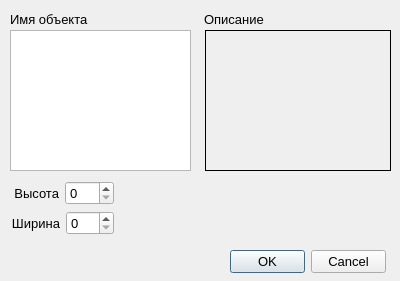
Before: the Qt Designer form RC/toppropertydialog.ui in graf-abolmasov/PGraph, drawn with Qt 5.
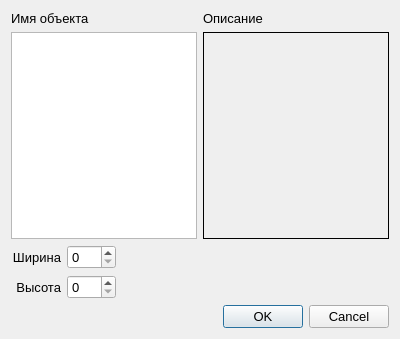
After: the same form once the commit is applied. Icons and pictures are not drawn.

Commit message:
! Важное изменение алгоритма создания актора на основе базового модуля. ! Изменена структура БД: добавлено поле nev в таблицу databaz. Добавлены скрипты автоматического заполнения БД. ! Отредактированы все формы с использованием layouts везде, где необходимо.
* Исправлена ошибка при создании редактора массива.

```diff
--- a/RC/toppropertydialog.ui
+++ b/RC/toppropertydialog.ui
@@ -7,19 +7,19 @@
     <x>0</x>
     <y>0</y>
     <width>400</width>
-    <height>281</height>
+    <height>339</height>
    </rect>
   </property>
   <property name="minimumSize">
    <size>
     <width>400</width>
-    <height>281</height>
+    <height>300</height>
    </size>
   </property>
   <property name="maximumSize">
    <size>
-    <width>400</width>
-    <height>281</height>
+    <width>800</width>
+    <height>600</height>
    </size>
   </property>
   <property name="font">
@@ -34,30 +34,45 @@
    <iconset resource="resources.qrc">
     <normaloff>:/images/G.png</normaloff>:/images/G.png</iconset>
   </property>
-  <widget class="QDialogButtonBox" name="buttonBox">
-   <property name="geometry">
-    <rect>
-     <x>230</x>
-     <y>250</y>
-     <width>156</width>
-     <height>24</height>
-    </rect>
-   </property>
-   <property name="orientation">
-    <enum>Qt::Horizontal</enum>
-   </property>
-   <property name="standardButtons">
-    <set>QDialogButtonBox::Cancel|QDialogButtonBox::Ok</set>
-   </property>
-  </widget>
+  <layout class="QVBoxLayout" name="verticalLayout_2">
+   <item>
+    <layout class="QGridLayout" name="gridLayout" columnstretch="50,50">
+     <item row="0" column="0">
+      <widget class="QLabel" name="label">
+       <property name="font">
+        <font>
+         <pointsize>10</pointsize>
+        </font>
+       </property>
+       <property name="text">
+        <string>Имя объекта</string>
+       </property>
+      </widget>
+     </item>
+     <item row="0" column="1">
+      <widget class="QLabel" name="label_2">
+       <property name="text">
+        <string>Описание</string>
+       </property>
+      </widget>
+     </item>
+     <item row="1" column="0">
+      <widget class="QListWidget" name="actorsListWidget">
+       <property name="sizePolicy">
+        <sizepolicy hsizetype="Expanding" vsizetype="Expanding">
+         <horstretch>0</horstretch>
+         <verstretch>0</verstretch>
+        </sizepolicy>
+       </property>
+      </widget>
+     </item>
+     <item row="1" column="1">
   <widget class="QLabel" name="descriptionLbl">
-   <property name="geometry">
-    <rect>
-     <x>205</x>
-     <y>30</y>
-     <width>186</width>
-     <height>141</height>
-    </rect>
+       <property name="sizePolicy">
+        <sizepolicy hsizetype="Expanding" vsizetype="Expanding">
+         <horstretch>0</horstretch>
+         <verstretch>0</verstretch>
+        </sizepolicy>
    </property>
    <property name="frameShape">
     <enum>QFrame::Box</enum>
@@ -78,76 +93,13 @@
     <set>Qt::NoTextInteraction</set>
    </property>
   </widget>
-  <widget class="QListWidget" name="actorsListWidget">
-   <property name="geometry">
-    <rect>
-     <x>10</x>
-     <y>30</y>
-     <width>181</width>
-     <height>141</height>
-    </rect>
-   </property>
-  </widget>
-  <widget class="QWidget" name="layoutWidget">
-   <property name="geometry">
-    <rect>
-     <x>10</x>
-     <y>10</y>
-     <width>381</width>
-     <height>18</height>
-    </rect>
-   </property>
+     </item>
+    </layout>
+   </item>
+   <item>
    <layout class="QHBoxLayout" name="horizontalLayout">
     <item>
-     <widget class="QLabel" name="label">
-      <property name="text">
-       <string>Имя объекта</string>
-      </property>
-     </widget>
-    </item>
-    <item>
-     <widget class="QLabel" name="label_2">
-      <property name="text">
-       <string>Описание</string>
-      </property>
-     </widget>
-    </item>
-   </layout>
-  </widget>
-  <widget class="QWidget" name="layoutWidget">
-   <property name="geometry">
-    <rect>
-     <x>11</x>
-     <y>181</y>
-     <width>103</width>
-     <height>56</height>
-    </rect>
-   </property>
    <layout class="QVBoxLayout" name="verticalLayout">
-    <item>
-     <layout class="QHBoxLayout" name="horizontalLayout_2">
-      <item>
-       <widget class="QLabel" name="lblHeight">
-        <property name="text">
-         <string>Высота</string>
-        </property>
-        <property name="alignment">
-         <set>Qt::AlignRight|Qt::AlignTrailing|Qt::AlignVCenter</set>
-        </property>
-       </widget>
-      </item>
-      <item>
-       <widget class="QSpinBox" name="spnBoxHeight">
-        <property name="maximum">
-         <number>150</number>
-        </property>
-        <property name="singleStep">
-         <number>10</number>
-        </property>
-       </widget>
-      </item>
-     </layout>
-    </item>
     <item>
      <layout class="QHBoxLayout" name="horizontalLayout_3">
       <item>
@@ -172,8 +124,58 @@
       </item>
      </layout>
     </item>
-   </layout>
-  </widget>
+       <item>
+        <layout class="QHBoxLayout" name="horizontalLayout_2">
+         <item>
+          <widget class="QLabel" name="lblHeight">
+           <property name="text">
+            <string>Высота</string>
+           </property>
+           <property name="alignment">
+            <set>Qt::AlignRight|Qt::AlignTrailing|Qt::AlignVCenter</set>
+           </property>
+          </widget>
+         </item>
+         <item>
+          <widget class="QSpinBox" name="spnBoxHeight">
+           <property name="maximum">
+            <number>150</number>
+           </property>
+           <property name="singleStep">
+            <number>10</number>
+           </property>
+          </widget>
+         </item>
+        </layout>
+       </item>
+      </layout>
+     </item>
+     <item>
+      <spacer name="horizontalSpacer">
+       <property name="orientation">
+        <enum>Qt::Horizontal</enum>
+       </property>
+       <property name="sizeHint" stdset="0">
+        <size>
+         <width>40</width>
+         <height>20</height>
+        </size>
+       </property>
+      </spacer>
+     </item>
+    </layout>
+   </item>
+   <item>
+    <widget class="QDialogButtonBox" name="buttonBox">
+     <property name="orientation">
+      <enum>Qt::Horizontal</enum>
+     </property>
+     <property name="standardButtons">
+      <set>QDialogButtonBox::Cancel|QDialogButtonBox::Ok</set>
+     </property>
+    </widget>
+   </item>
+  </layout>
  </widget>
  <resources>
   <include location="resources.qrc"/>
```
Lines whose indentation alone changed are shown as unchanged. The commit also changes 21 other files.
